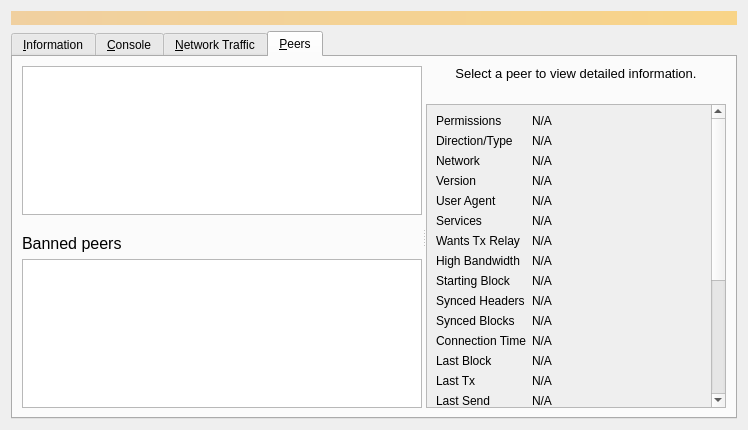
Before: the Qt Designer form src/qt/forms/debugwindow.ui in mrheat/doichain-core-rebase, drawn with Qt 5.
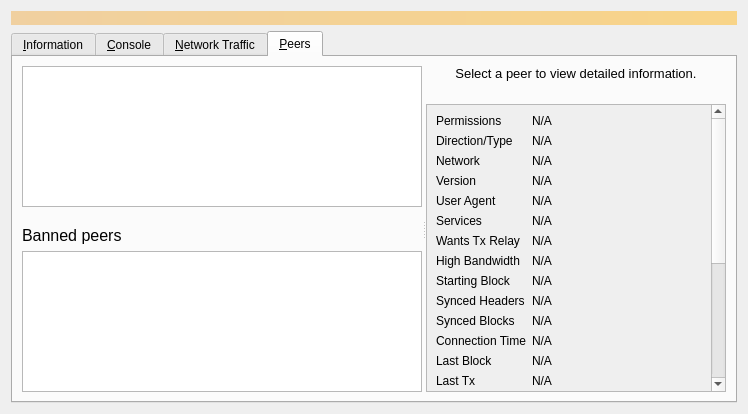
After: the same form once the commit is applied. The open tabs and pages were chosen to show the change. Icons and pictures are not drawn. Custom widgets are drawn as their Qt base class.

Diff of the .ui file:
```diff
--- a/src/qt/forms/debugwindow.ui
+++ b/src/qt/forms/debugwindow.ui
@@ -6,8 +6,8 @@
    <rect>
     <x>0</x>
     <y>0</y>
-    <width>740</width>
-    <height>430</height>
+    <width>744</width>
+    <height>414</height>
    </rect>
   </property>
   <property name="windowTitle">
@@ -1030,8 +1030,8 @@
                <rect>
                 <x>0</x>
                 <y>0</y>
-                <width>300</width>
-                <height>426</height>
+                <width>266</width>
+                <height>587</height>
                </rect>
               </property>
               <layout class="QGridLayout" name="gridLayout_2" columnstretch="0,1">
```
